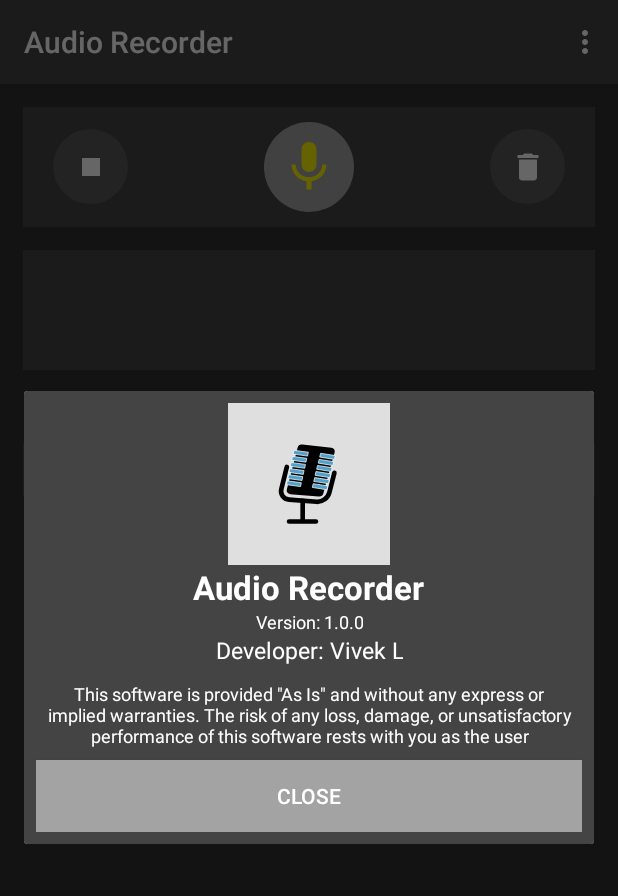
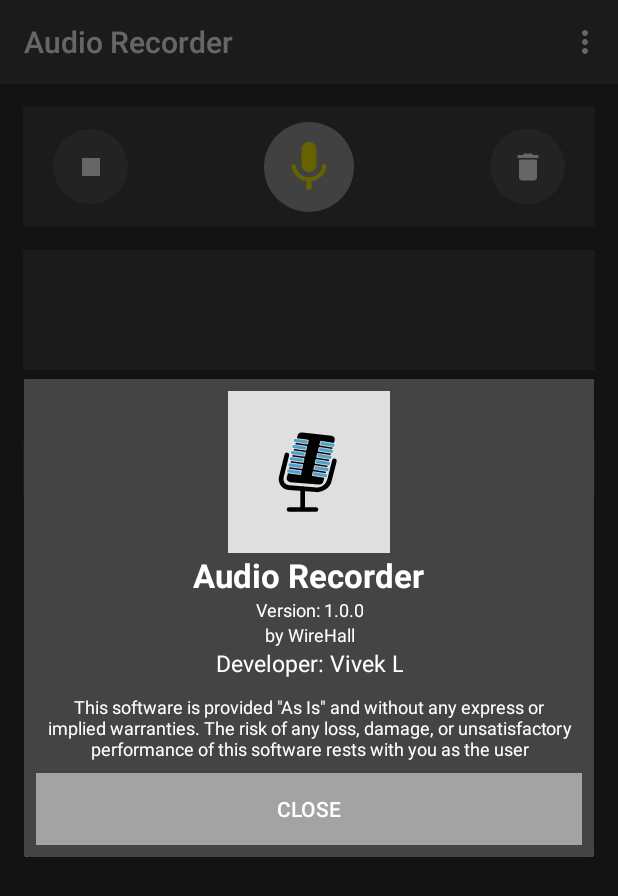
Before and after one commit to vivekweb2014/audio-recorder, an Android app: the screen it shows after launch (MainActivity), in the options menu, after a tap on "About", on a phone screen of 412 x 824 dp. Shown: the top 896 px of the screen. Run offline under Robolectric (Android 15) with nearby library versions, the phone set to English and light mode, and no system bars; 1 statement that could not run was skipped.

Commit message:
Enrich about dialog

```diff
--- a/app/src/main/res/layout/about_dialog.xml
+++ b/app/src/main/res/layout/about_dialog.xml
@@ -38,6 +38,15 @@
         android:layout_height="wrap_content"
         android:layout_gravity="center"
         android:gravity="center"
+        android:text="@string/by_wirehall"
+        android:textColor="@color/colorTextPrimary"
+        android:textSize="@dimen/size_label_by_wirehall" />
+
+    <TextView
+        android:layout_width="wrap_content"
+        android:layout_height="wrap_content"
+        android:layout_gravity="center"
+        android:gravity="center"
         android:text="@string/label_dev_name"
         android:textColor="@color/colorTextPrimary"
         android:textSize="@dimen/size_label_dev_name" />
--- a/app/src/main/res/values/dimens.xml
+++ b/app/src/main/res/values/dimens.xml
@@ -21,4 +21,5 @@
     <dimen name="size_version_label">12sp</dimen>
     <dimen name="size_rate_dialog_info">20sp</dimen>
     <dimen name="margin_top_about_dialog_info_text">10dp</dimen>
+    <dimen name="size_label_by_wirehall">12sp</dimen>
 </resources>
--- a/app/src/main/res/values/strings.xml
+++ b/app/src/main/res/values/strings.xml
@@ -22,7 +22,7 @@
     <string name="no">No</string>
     <string name="close">Close</string>
     <string name="file_menu_option_delete">✖ Delete</string>
-    <string name="file_menu_option_info">ⅲ Info</string>
+    <string name="file_menu_option_info">ⓘ Info</string>
     <string name="file_menu_option_share">✈ Share</string>
     <string name="warn_stop_rec_to_play_audio">Audio can not be played while recording. Stop the recording first!</string>
     <string name="duration_in_sec_long">%d sec</string>
@@ -37,7 +37,8 @@
     <string name="about">About</string>
     <string name="no_thanks">No, Thanks</string>
     <string name="rate">Rate</string>
-    <string name="rate_this_app">Rate This APP</string>
+    <string name="rate_this_app">Rate This App</string>
     <string name="remind_me_later">Remind Me Later</string>
     <string name="rate_dialog_info">If you enjoy using this app, please take a moment to rate it. Thanks for your support!</string>
+    <string name="by_wirehall">by WireHall</string>
 </resources>
```
